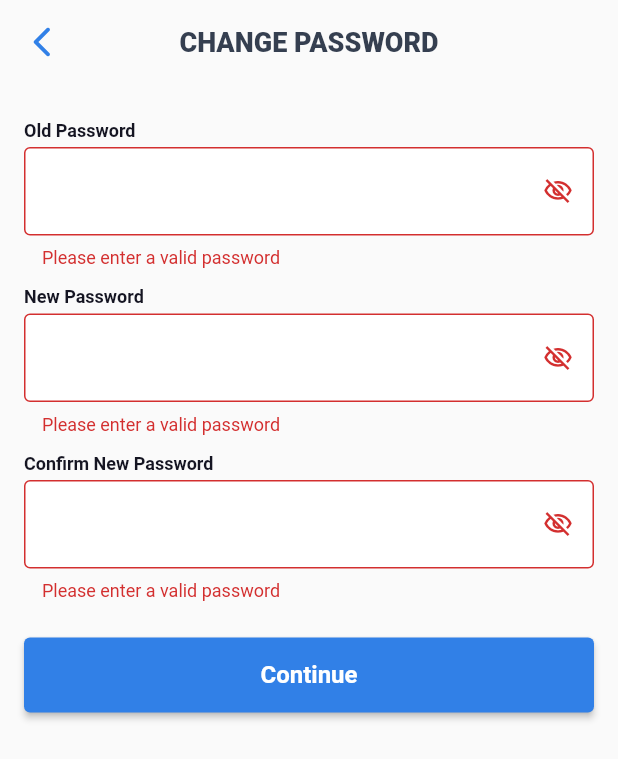
After one commit to Chijama/purscliq, a Flutter app: the ChangePassword screen opened directly, after a tap on "Continue", on a phone screen of 412 x 824 dp. The commit adds this screen. Shown: the top 759 px of the screen. Run offline on Flutter 3.47's test engine with Material 2 defaults, Android fonts, the light colour scheme and no system bars; our stand-ins replace connectivity_plus, dots_indicator, dropdown_button2, email_validator, flutter_phoenix, font_awesome_flutter and 1 more; Roboto replaces fonts that are missing (Metrophobic).

Commit message:
feat: change password widget and change cliq id widget

```diff
--- /dev/null
+++ b/lib/Profile/change_password.dart
@@ -0,0 +1,153 @@
+import 'package:flutter/material.dart';
+import 'package:purscliq_app/shared/widget/button.dart';
+import 'package:purscliq_app/shared/widget/custom_app_bar.dart';
+import 'package:purscliq_app/shared/widget/textform.dart';
+
+class ChangePassword extends StatefulWidget {
+  const ChangePassword({super.key});
+
+  @override
+  State<ChangePassword> createState() => _ChangePasswordState();
+}
+
+class _ChangePasswordState extends State<ChangePassword> {
+  bool _oldPasswordVisible = false;
+  bool _newPasswordVisible = false;
+  bool _confirmPasswordVisible = false;
+  final TextEditingController oldPasswordController = TextEditingController();
+  final TextEditingController newPasswordController = TextEditingController();
+  final TextEditingController confirmPasswordController =
+      TextEditingController();
+  final formKey = GlobalKey<FormState>();
+  @override
+  Widget build(BuildContext context) {
+    return SafeArea(
+      child: Scaffold(
+        appBar: const CustomAppBar(
+          automaticallyImplyLeading: true,
+          title: 'Change Password',
+        ),
+        body: Padding(
+          padding: const EdgeInsets.fromLTRB(16, 24, 16, 0),
+          child: Form(
+            key: formKey,
+            child: Column(
+              children: [
+                TextForm(
+                  controller: oldPasswordController,
+                  validator: (password) {
+                    if (password!.isEmpty || RegExp(r'(\s)').hasMatch(password)) {
+                      return "Please enter a valid password";
+                    } else {
+                      return null;
+                    }
+                  },
+                  readOnly: false,
+                  obscureText: _oldPasswordVisible,
+                  labelText: 'Old Password',
+                  suffixWidget: InkWell(
+                    onTap: () {
+                      setState(() {
+                        if (_oldPasswordVisible == false) {
+                          _oldPasswordVisible = true;
+                        } else {
+                          _oldPasswordVisible = false;
+                        }
+                      });
+                    },
+                    child: _oldPasswordVisible == false
+                        ? const Icon(
+                            Icons.visibility_off_outlined,
+                            size: 20,
+                          )
+                        : const Icon(
+                            Icons.visibility_outlined,
+                            size: 20,
+                          ),
+                  ),
+                ),
+                TextForm(
+                  controller: newPasswordController,
+                  validator: (password) {
+                    if (password!.isEmpty || RegExp(r'(\s)').hasMatch(password)) {
+                      return "Please enter a valid password";
+                    } else {
+                      return null;
+                    }
+                  },
+                  readOnly: false,
+                  obscureText: _newPasswordVisible,
+                  labelText: 'New Password',
+                  suffixWidget: InkWell(
+                    onTap: () {
+                      setState(() {
+                        if (_newPasswordVisible == false) {
+                          _newPasswordVisible = true;
+                        } else {
+                          _newPasswordVisible = false;
+                        }
+                      });
+                    },
+                    child: _newPasswordVisible == false
+                        ? const Icon(
+                            Icons.visibility_off_outlined,
+                            size: 20,
+                          )
+                        : const Icon(
+                            Icons.visibility_outlined,
+                            size: 20,
+                          ),
+                  ),
+                ),
+                TextForm(
+                  controller: confirmPasswordController,
+                  validator: (password) {
+                    if (confirmPasswordController.text !=
+                        newPasswordController.text) {
+                      return "Passwords do not match";
+                    }
+                    if (password!.isEmpty || RegExp(r'(\s)').hasMatch(password)) {
+                      return "Please enter a valid password";
+                    } else {
+                      return null;
+                    }
+                  },
+                  readOnly: false,
+                  obscureText: _confirmPasswordVisible,
+                  labelText: 'Confirm New Password',
+                  suffixWidget: InkWell(
+                    onTap: () {
+                      setState(() {
+                        if (_confirmPasswordVisible == false) {
+                          _confirmPasswordVisible = true;
+                        } else {
+                          _confirmPasswordVisible = false;
+                        }
+                      });
+                    },
+                    child: _confirmPasswordVisible == false
+                        ? const Icon(
+                            Icons.visibility_off_outlined,
+                            size: 20,
+                          )
+                        : const Icon(
+                            Icons.visibility_outlined,
+                            size: 20,
+                          ),
+                  ),
+                ),
+                CustomButton(
+                  label: 'Continue',
+                  onPressed: () {
+                    final form = formKey.currentState;
+                    if (form!.validate()) {}
+                  },
+                )
+              ],
+            ),
+          ),
+        ),
+      ),
+    );
+  }
+}
--- a/lib/main.dart
+++ b/lib/main.dart
@@ -3,6 +3,7 @@ import 'package:provider/provider.dart';
 import 'package:purscliq_app/Homepage/homepage_provider.dart';
 import 'package:purscliq_app/Login/login.dart';
 //import 'package:device_preview/device_preview.dart';
+// import 'package:purscliq_app/Profile/change_pin.dart';
 
 import 'package:purscliq_app/Login/login_provider.dart';
 import 'package:flutter_phoenix/flutter_phoenix.dart';
@@ -38,7 +39,7 @@ class MyApp extends StatelessWidget {
       theme: ThemeData(
         primarySwatch: Colors.blue,
       ),
-      // home: ChangePin(),
+      // home:  ChangePin(),
        home: const LoginPage(),
     );
   }
```
Also changed, not shown: lib/Profile/change_cliq_id.dart (added, +27 -0 lines), lib/Profile/profile.dart (+18 -13 lines).
